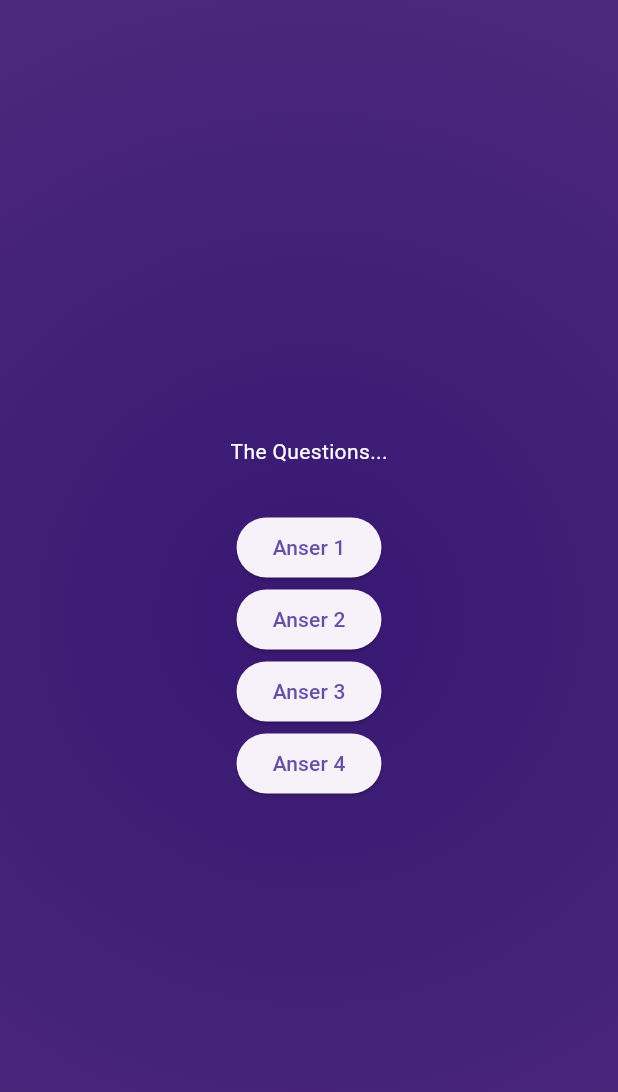
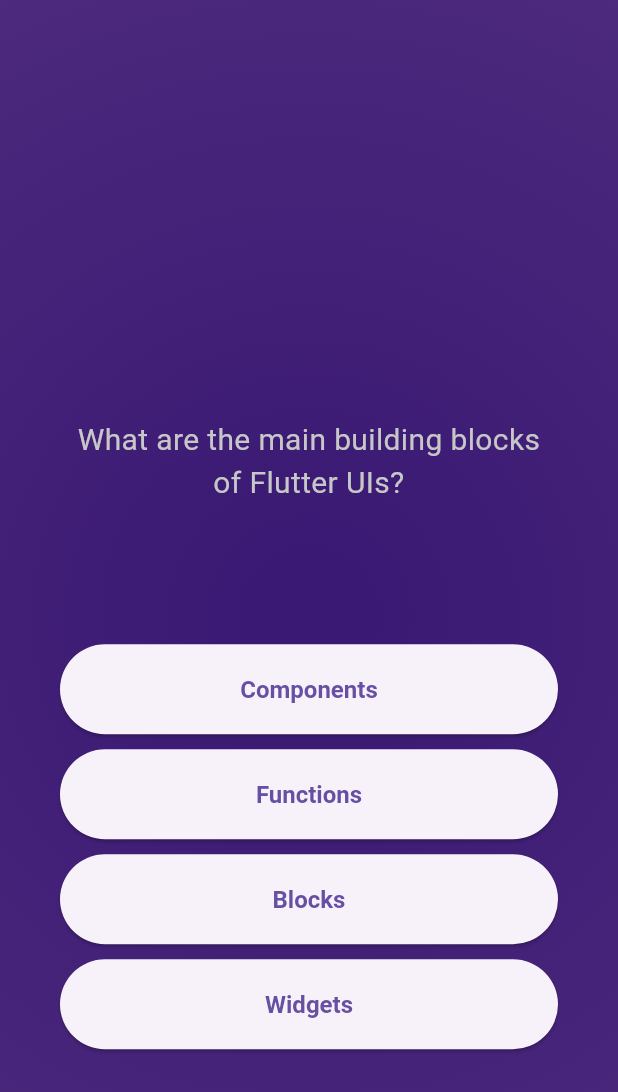
Before and after one commit to Adriatik-Berdufi/quiz_app, a Flutter app: the screen it shows after launch, after a tap on "Star Quiz!", on a phone screen of 412 x 824 dp. Shown: the top 1092 px of the screen. Run offline on Flutter 3.47's test engine with Material 3 defaults, Android fonts, the phone set to English and light mode, and no system bars.

```diff
--- /dev/null
+++ b/lib/answer_button.dart
@@ -0,0 +1,35 @@
+import 'package:flutter/material.dart';
+
+class AnswerButton extends StatelessWidget {
+  const AnswerButton({
+    super.key,
+    required this.answerText,
+    required this.onTap,
+  });
+
+  final String answerText;
+  final void Function() onTap;
+  @override
+  Widget build(BuildContext context) {
+    return SizedBox(
+      height: 60,
+      child: ElevatedButton(
+        onPressed: onTap,
+        style: ElevatedButton.styleFrom(
+          padding: const EdgeInsets.symmetric(
+            vertical: 10,
+            horizontal: 50,
+          ),
+          textStyle: const TextStyle(
+            fontSize: 16,
+            fontWeight: FontWeight.bold,
+          ),
+        ),
+        child: Text(
+          answerText,
+          textAlign: TextAlign.center,
+        ),
+      ),
+    );
+  }
+}
--- a/lib/models/quiz_questions.dart
+++ b/lib/models/quiz_questions.dart
@@ -1,5 +1,11 @@
 class QuizQuestions {
-  const QuizQuestions(this.text, this.answer);
-  final String text;
+  const QuizQuestions(this.question, this.answer);
+  final String question;
   final List<String> answer;
+
+  List<String> getShuffleAnswers() {
+    final shuffleList = List.of(answer);
+    shuffleList.shuffle();
+    return shuffleList;
+  }
 }
--- a/lib/questions_sreen.dart
+++ b/lib/questions_sreen.dart
@@ -1,7 +1,10 @@
 import 'package:flutter/material.dart';
+import 'package:quiz_app/answer_button.dart';
+import 'package:quiz_app/data/questions.dart';
 
 class QuestionsSreen extends StatefulWidget {
-  const QuestionsSreen({super.key});
+  const QuestionsSreen({super.key, required this.onSelectAnswer});
+  final void Function(String answer) onSelectAnswer;
   @override
   State<QuestionsSreen> createState() {
     return _QuestionsSreen();
@@ -9,37 +12,55 @@ class QuestionsSreen extends StatefulWidget {
 }
 
 class _QuestionsSreen extends State<QuestionsSreen> {
+  var currentQuestionIndex = 0;
+  void answerQuestion(String selectedAnswer) {
+    setState(() {
+      widget.onSelectAnswer(selectedAnswer);
+      currentQuestionIndex += 1;
+    });
+  }
+
   @override
   Widget build(context) {
+    final currentQuestion = questions[currentQuestionIndex];
     return SizedBox(
       width: double.infinity,
+      child: Container(
+        margin: const EdgeInsets.all(40),
         child: Column(
           mainAxisAlignment: MainAxisAlignment.center,
+          crossAxisAlignment: CrossAxisAlignment.stretch,
           children: [
-          const Text(
-            'The Questions...',
-            style: TextStyle(color: Colors.white),
+            SizedBox(
+              height: 250,
+              child: Align(
+                alignment: const Alignment(0, 0.66),
+                child: Text(
+                  currentQuestion.question,
+                  textAlign: TextAlign.center,
+                  style: const TextStyle(
+                    color: Color.fromARGB(255, 199, 199, 199),
+                    fontSize: 20.0,
+                  ),
+                ),
+              ),
             ),
             const SizedBox(
-            height: 30,
+              height: 55,
             ),
-          ElevatedButton(
-            onPressed: () {},
-            child: const Text('Anser 1'),
+            ...currentQuestion.getShuffleAnswers().map((answer) {
+              return Padding(
+                padding: const EdgeInsets.symmetric(vertical: 5),
+                child: AnswerButton(
+                  answerText: answer,
+                  onTap: () {
+                    answerQuestion(answer);
+                  },
                 ),
-          ElevatedButton(
-            onPressed: () {},
-            child: const Text('Anser 2'),
+              );
+            })
+          ],
         ),
-          ElevatedButton(
-            onPressed: () {},
-            child: const Text('Anser 3'),
-          ),
-          ElevatedButton(
-            onPressed: () {},
-            child: const Text('Anser 4'),
-          ),
-        ],
       ),
     );
   }
--- a/lib/quiz.dart
+++ b/lib/quiz.dart
@@ -1,6 +1,8 @@
 import 'package:flutter/material.dart';
+import 'package:quiz_app/data/questions.dart';
 import 'package:quiz_app/questions_sreen.dart';
 import 'package:quiz_app/start_screen.dart';
+import 'package:quiz_app/result_screen.dart';
 
 class Quiz extends StatefulWidget {
   const Quiz({super.key});
@@ -11,6 +13,7 @@ class Quiz extends StatefulWidget {
 }
 
 class _QuizzState extends State<Quiz> {
+  final List<String> selectedAnswer = [];
   Widget? activeScreeen;
   @override
   void initState() {
@@ -20,8 +23,22 @@ class _QuizzState extends State<Quiz> {
 
   void switchSreen() {
     setState(() {
-      activeScreeen = const QuestionsSreen();
+      activeScreeen = QuestionsSreen(
+        onSelectAnswer: choooseAnswer,
+      );
     });
+  }
+
+  void choooseAnswer(String answer) {
+    selectedAnswer.add(answer);
+    if (selectedAnswer.length == questions.length) {
+      setState(() {
+        /* selectedAnswer.clear(); */
+        activeScreeen = ResultsScreen(
+          choseAnsewers: selectedAnswer,
+        );
+      });
+    }
   }
 
   @override
```
Also changed, not shown: lib/question_summary.dart (added, +27 -0 lines), lib/result_screen.dart (added, +48 -0 lines). Lines whose indentation alone changed are shown as unchanged.
